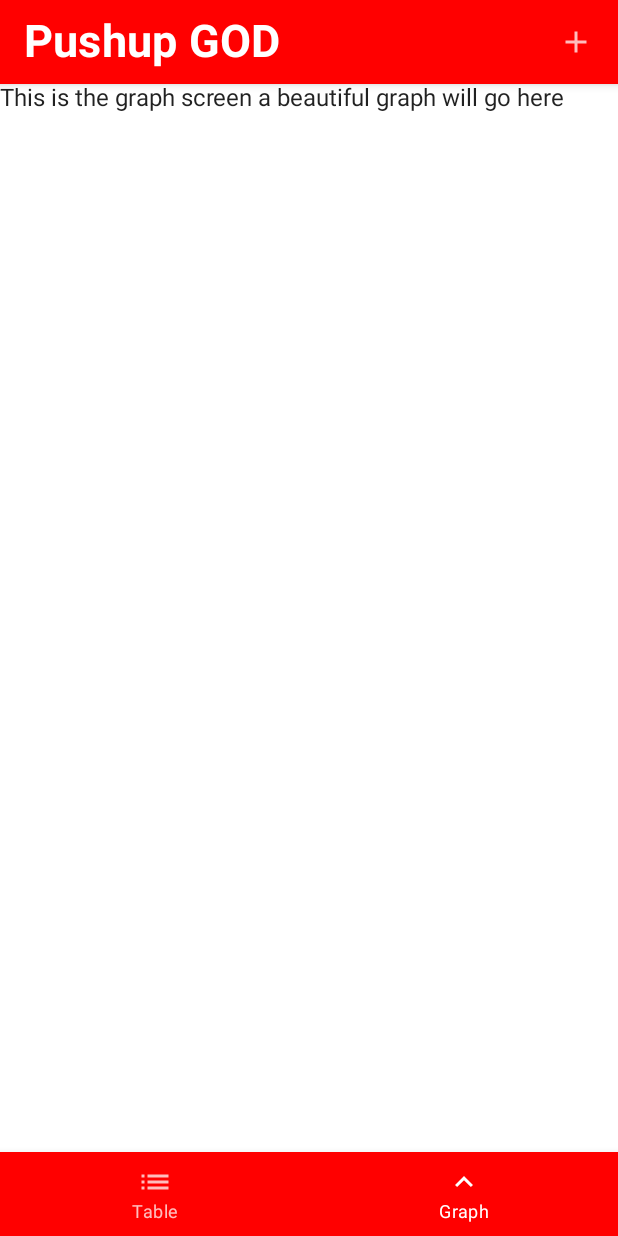
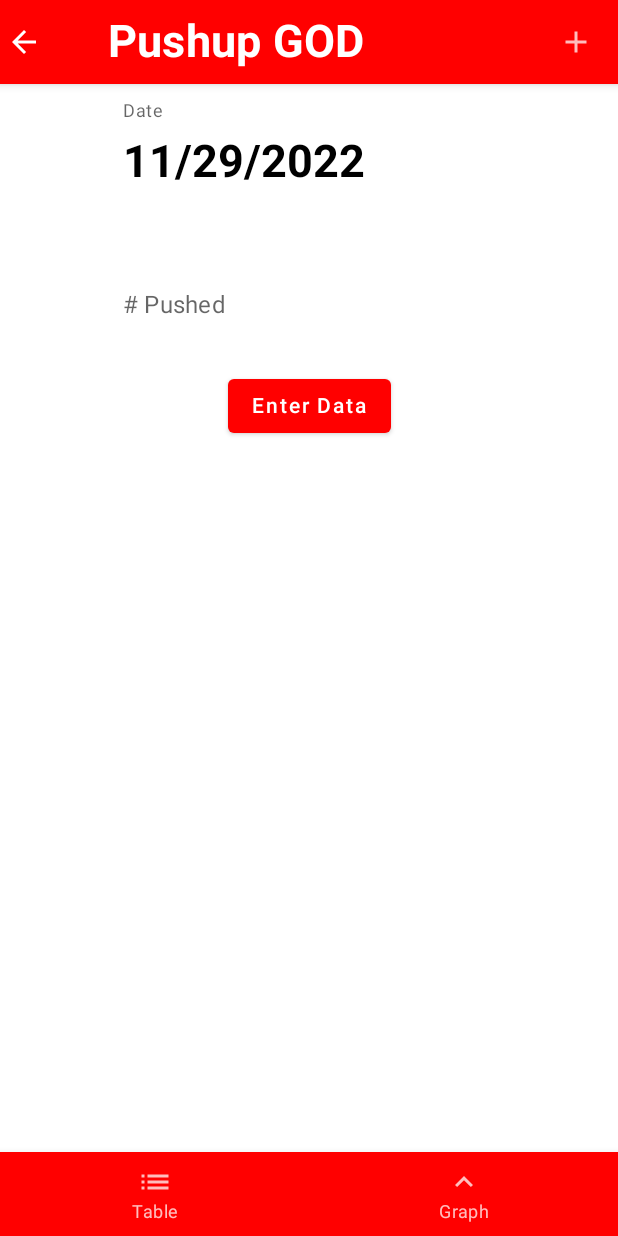
Before and after one commit to NShanklin22/PushupGod, an Android app built with Jetpack Compose: the GraphScreen screen opened through its navigation route, after a tap on "Add New Entry", on a phone screen of 412 x 824 dp. Run offline under Robolectric (Android 15) with nearby library versions, the phone set to English and light mode, and no system bars; our stand-ins replace Room's generated code, accompanist, livedata-compose.

Commit message:
Added annotations and new entry navigation

```diff
--- a/app/build.gradle
+++ b/app/build.gradle
@@ -54,6 +54,7 @@ dependencies {
     implementation "androidx.compose.ui:ui-tooling-preview:$compose_version"
     implementation 'androidx.lifecycle:lifecycle-runtime-ktx:2.3.1'
     implementation 'androidx.activity:activity-compose:1.3.1'
+    implementation 'androidx.navigation:navigation-runtime-ktx:2.5.2'
     testImplementation 'junit:junit:4.13.2'
     implementation 'androidx.navigation:navigation-compose:2.4.0'
     implementation "com.google.accompanist:accompanist-systemuicontroller:0.23.1"
@@ -71,3 +72,9 @@ dependencies {
     debugImplementation "androidx.compose.ui:ui-tooling:$compose_version"
     debugImplementation "androidx.compose.ui:ui-test-manifest:$compose_version"
 }
+
+android {
+    kotlinOptions {
+        freeCompilerArgs +=  "-Xjvm-default=all"
+    }
+}
--- a/app/src/main/java/com/example/pushupgod/MainActivity.kt
+++ b/app/src/main/java/com/example/pushupgod/MainActivity.kt
@@ -4,40 +4,23 @@ import android.app.Application
 import android.os.Bundle
 import androidx.activity.ComponentActivity
 import androidx.activity.compose.setContent
-import androidx.compose.foundation.background
 import androidx.compose.foundation.layout.*
-import androidx.compose.foundation.lazy.LazyColumn
-import androidx.compose.foundation.lazy.items
-import androidx.compose.foundation.text.KeyboardOptions
 import androidx.compose.material.*
 import androidx.compose.runtime.*
 import androidx.compose.runtime.livedata.observeAsState
-import androidx.compose.ui.Alignment
 import androidx.compose.ui.Modifier
 import androidx.compose.ui.graphics.Color
-import androidx.compose.ui.graphics.vector.ImageVector
 import androidx.compose.ui.platform.LocalContext
-import androidx.compose.ui.text.TextStyle
-import androidx.compose.ui.text.font.FontWeight
-import androidx.compose.ui.text.input.KeyboardType
-import androidx.compose.ui.text.style.TextAlign
-import androidx.compose.ui.unit.dp
-import androidx.compose.ui.unit.sp
 import androidx.lifecycle.ViewModel
 import androidx.lifecycle.ViewModelProvider
 import androidx.lifecycle.viewmodel.compose.LocalViewModelStoreOwner
 import androidx.lifecycle.viewmodel.compose.viewModel
-import androidx.navigation.NavController
-import androidx.navigation.NavGraph.Companion.findStartDestination
-import androidx.navigation.NavGraphBuilder
 import androidx.navigation.NavHostController
 import androidx.navigation.compose.NavHost
 import androidx.navigation.compose.composable
-import androidx.navigation.compose.currentBackStackEntryAsState
 import androidx.navigation.compose.rememberNavController
 import com.example.pushupgod.ui.theme.PushupGodTheme
 import com.example.pushupgod.database.MainViewModel
-import com.example.pushupgod.database.PushupLog
 import com.example.pushupgod.ui.appbar.BottomNavigationBar
 import com.example.pushupgod.ui.appbar.NavRoutes
 import com.example.pushupgod.ui.appbar.TopNavigationBar
@@ -64,7 +47,7 @@ class MainActivity : ComponentActivity() {
                     color = MaterialTheme.colors.background
                 ) {
                     // Row that holds the main screen
-                    Row() {
+                    Row{
                         //TODO: Write out what this is used for
                         val owner = LocalViewModelStoreOwner.current
 
@@ -91,19 +74,18 @@ class MainActivity : ComponentActivity() {
 @Composable
 fun ScreenSetup(viewModel: MainViewModel){
 
-    val NavController = rememberNavController()
+    val navController = rememberNavController()
 
     Scaffold(
-        topBar = { TopNavigationBar(onAddClicked = {}) },
-        content = { NavigationHost(navController = NavController, viewModel)},
-        bottomBar = { BottomNavigationBar(navController = NavController) }
+        topBar = { TopNavigationBar(navController = navController) },
+        content = { NavigationHost(navController = navController, viewModel)},
+        bottomBar = { BottomNavigationBar(navController = navController) }
     )
 }
 
 @Composable
 fun NavigationHost(navController: NavHostController, viewModel: MainViewModel){
     val allLogs by viewModel.allLogs.observeAsState(listOf())
-    val searchResults by viewModel.searchResults.observeAsState(listOf())
 
     NavHost(
         navController = navController,
@@ -121,7 +103,7 @@ fun NavigationHost(navController: NavHostController, viewModel: MainViewModel){
     }
 }
 
-
+@Suppress("UNCHECKED_CAST")
 class MainViewModelFactory(val application: Application):
         ViewModelProvider.Factory{
             override fun <T : ViewModel> create (modelClass: Class<T>): T {
--- a/app/src/main/java/com/example/pushupgod/ui/appbar/TopAppBar.kt
+++ b/app/src/main/java/com/example/pushupgod/ui/appbar/TopAppBar.kt
@@ -5,6 +5,7 @@ import androidx.compose.foundation.layout.fillMaxWidth
 import androidx.compose.material.*
 import androidx.compose.material.icons.Icons
 import androidx.compose.material.icons.filled.Add
+import androidx.compose.material.icons.filled.ArrowBack
 import androidx.compose.material.icons.filled.Search
 import androidx.compose.runtime.Composable
 import androidx.compose.ui.Modifier
@@ -13,12 +14,21 @@ import androidx.compose.ui.res.stringResource
 import androidx.compose.ui.text.font.FontWeight
 import androidx.compose.ui.tooling.preview.Preview
 import androidx.compose.ui.unit.sp
+import androidx.navigation.NavGraph.Companion.findStartDestination
+import androidx.navigation.NavHostController
+import com.example.pushupgod.NavBarItems
 
 @Composable
 fun TopNavigationBar(
-    onAddClicked: () -> Unit
+    navController: NavHostController
 ){
     TopAppBar(
+        navigationIcon = {
+            Icon(
+                imageVector = Icons.Filled.ArrowBack,
+                contentDescription = "Go back"
+            )
+        },
         title = {
             Text(
                 text = "Pushup GOD",
@@ -28,7 +38,11 @@ fun TopNavigationBar(
         },
         actions = {
             AppBarActions(
-                onAddClicked = onAddClicked
+                {
+                    navController.navigate(NavRoutes.NewEntry.route){
+
+                    }
+                }
             )
         },
         backgroundColor = Color.Red
@@ -53,5 +67,4 @@ fun AppBarActions(
 @Composable
 @Preview
 fun previewAppTopBar(){
-    TopNavigationBar(onAddClicked = {})
 }
--- a/app/src/main/java/com/example/pushupgod/ui/screens/ChartScreen.kt
+++ b/app/src/main/java/com/example/pushupgod/ui/screens/ChartScreen.kt
@@ -1,9 +1,26 @@
 package com.example.pushupgod.ui.screens
 
+import androidx.compose.foundation.layout.Column
+import androidx.compose.foundation.layout.Row
+import androidx.compose.foundation.layout.fillMaxSize
+import androidx.compose.foundation.layout.fillMaxWidth
 import androidx.compose.material.Text
 import androidx.compose.runtime.Composable
+import androidx.compose.ui.Modifier
 
 @Composable
 fun GraphScreen(){
-    Text(text = "This is the graph screen a beautiful graph will go here")
+    // All widgets place inside of this column
+    Column(
+        modifier = Modifier.fillMaxSize()
+    ) {
+        // Row for holding page description
+        Row(
+            modifier = Modifier.fillMaxWidth()
+        ){
+
+        }
+        // Text is temporary
+        Text(text = "This is the graph screen a beautiful graph will go here")
+    }
 }
--- a/app/src/main/java/com/example/pushupgod/ui/screens/NewEntryScreen.kt
+++ b/app/src/main/java/com/example/pushupgod/ui/screens/NewEntryScreen.kt
@@ -16,9 +16,13 @@ import androidx.compose.ui.text.input.KeyboardType
 import androidx.compose.ui.tooling.preview.Preview
 import androidx.compose.ui.unit.dp
 import androidx.compose.ui.unit.sp
+import androidx.lifecycle.viewmodel.compose.viewModel
 import com.example.pushupgod.database.MainViewModel
 import com.example.pushupgod.database.PushupLog
+import java.text.SimpleDateFormat
+import java.util.*
 
+// Primary composable called by MainActivity
 @Composable
 fun NewEntry(viewModel: MainViewModel){
     Column(
@@ -28,11 +32,12 @@ fun NewEntry(viewModel: MainViewModel){
     }
 }
 
-
-
+// Composable which handles gathering and submission of data
 @Composable
 fun dataEntry(viewModel: MainViewModel){
-    var date by remember { mutableStateOf("") }
+    val sdf = SimpleDateFormat("MM/dd/yyyy", Locale.US)
+    val time: String = sdf.format(Date())
+    var date by remember { mutableStateOf(sdf.format(Date()).toString()) }
     var numPushed by remember { mutableStateOf("") }
 
     val onDateChange = { text : String ->
@@ -48,7 +53,15 @@ fun dataEntry(viewModel: MainViewModel){
         horizontalAlignment = Alignment.CenterHorizontally
     ) {
 
-        // # Pushed Data Entry
+        // Data entry date
+        CustomTextField(
+            title = "Date",
+            textState = date,
+            onTextChange = onDateChange,
+            keyboardType = KeyboardType.Text,
+        )
+
+        // Data Entry # Pushed
         CustomTextField(
             title = "# Pushed",
             textState = numPushed,
@@ -63,14 +76,19 @@ fun dataEntry(viewModel: MainViewModel){
                 contentColor = Color.White
             ) ,
             onClick = {
+                // First check that the
                 if(numPushed.isNotEmpty()){
+                    // Insert new entry to the table
                     viewModel.insertlog(
                         PushupLog(
                             date,
                             numPushed.toInt()
                         )
                     )
+                    // TODO: Add logic to: Clear text fields
+
                 }
+                // TODO: Add an else case for no data entered
             }
         ) {
             Text(text = "Enter Data")
@@ -109,4 +127,5 @@ fun CustomTextField(
 @Preview
 @Composable
 fun PreviewNewEntry(){
+    NewEntry(viewModel = viewModel())
 }
--- a/app/src/main/java/com/example/pushupgod/ui/screens/TableScreen.kt
+++ b/app/src/main/java/com/example/pushupgod/ui/screens/TableScreen.kt
@@ -19,16 +19,18 @@ import androidx.compose.ui.unit.sp
 import com.example.pushupgod.database.MainViewModel
 import com.example.pushupgod.database.PushupLog
 
-
 @Composable
 fun TableScreen(
     allLogs: List<PushupLog>,
     viewModel: MainViewModel
 ){
+    // All items placed inside of a column
     Column(
         modifier = Modifier.fillMaxSize()
     ) {
+        // All logs based from main activity
         if (allLogs != null) {
+            // Lazy column will display all the of the entries
             LazyColumn(
                 Modifier
                     .fillMaxWidth()
@@ -36,6 +38,7 @@ fun TableScreen(
             ) {
                 val list = allLogs
 
+                // First item is the Title Row followed by "items" which is based a list
                 item {
                     TitleRow(head1 = "ID", head2 = "Date", head3 = "# Pushed")
                 }
@@ -51,6 +54,32 @@ fun TableScreen(
     }
 }
 
+// Title Row for top of data table
+@Composable
+fun TitleRow(head1: String, head2: String, head3: String) {
+    Row(
+        modifier = Modifier
+            .background(Color.Red)
+            .fillMaxWidth()
+            .padding(5.dp)
+    ) {
+        Text(
+            head1,
+            modifier = Modifier
+                .weight(0.1f),
+            textAlign = TextAlign.Center,
+            color = Color.White
+        )
+        Text(
+            head3,
+            modifier = Modifier.weight(0.4f),
+            textAlign = TextAlign.Center,
+            color = Color.White
+        )
+    }
+}
+
+// Log Row to display each data entry
 @Composable
 fun logRow(id:Int,date:String,numPushed:Int){
     Row(
@@ -70,27 +99,3 @@ fun logRow(id:Int,date:String,numPushed:Int){
         )
     }
 }
-
-@Composable
-fun TitleRow(head1: String, head2: String, head3: String) {
-    Row(
-        modifier = Modifier
-            .background(Color.Red)
-            .fillMaxWidth()
-            .padding(5.dp)
-    ) {
-        Text(
-            head2,
-            modifier = Modifier
-                .weight(0.1f),
-            textAlign = TextAlign.Center,
-            color = Color.White
-        )
-        Text(
-            head3,
-            modifier = Modifier.weight(0.4f),
-            textAlign = TextAlign.Center,
-            color = Color.White
-        )
-    }
-}
```
